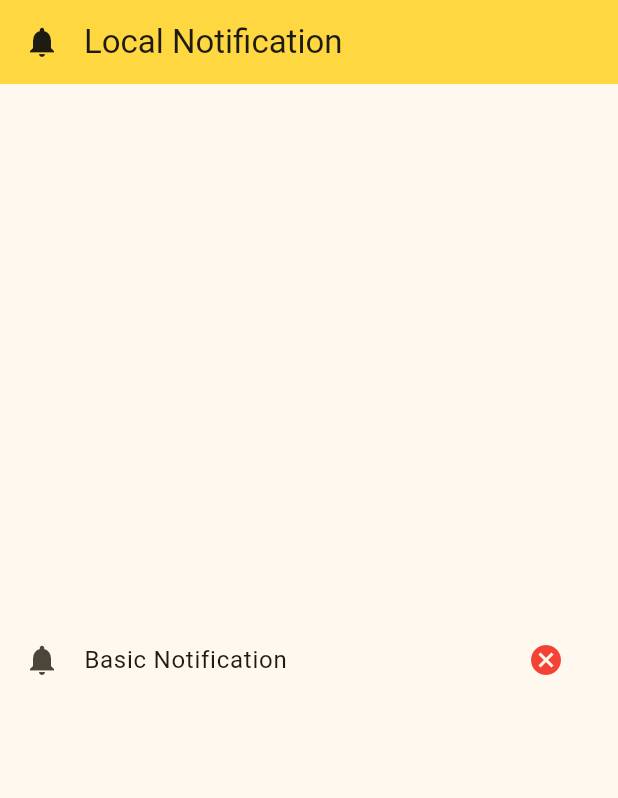
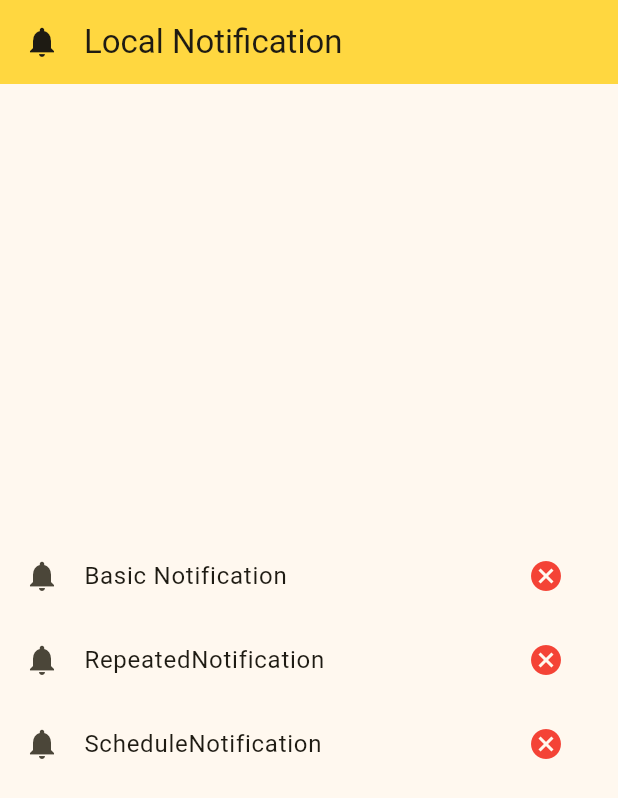
Before and after one commit to AhmedHussien249/notifications, a Flutter app: the screen it shows after launch, on a phone screen of 412 x 824 dp. Shown: the top 798 px of the screen. Run offline on Flutter 3.47's test engine with Material 3 defaults, Android fonts, the phone set to English and light mode, and no system bars; our stand-ins replace flutter_local_notifications, permission_handler, timezone.

Commit message:
repeated notification done schedule notification done

```diff
--- a/lib/main.dart
+++ b/lib/main.dart
@@ -1,11 +1,12 @@
 import 'package:flutter/material.dart';
 import 'package:permission_handler/permission_handler.dart';
+import 'package:timezone/data/latest.dart' as tz;
 
 import 'local_notifications_sevice.dart';
 
-
-void main() async{
+void main() async {
   WidgetsFlutterBinding.ensureInitialized();
+  tz.initializeTimeZones();
   await LocalNotificationsService.init();
   if (await Permission.notification.isDenied) {
     await Permission.notification.request();
@@ -24,7 +25,6 @@ class MyApp extends StatelessWidget {
       title: 'Local Notification',
       debugShowCheckedModeBanner: false,
       theme: ThemeData(
-
         colorScheme: ColorScheme.fromSeed(seedColor: Colors.amberAccent),
         useMaterial3: true,
       ),
@@ -38,7 +38,7 @@ class HomeView extends StatelessWidget {
 
   @override
   Widget build(BuildContext context) {
-    return  Scaffold(
+    return Scaffold(
       appBar: AppBar(
         title: const Text('Local Notification'),
         leading: const Icon(Icons.notifications),
@@ -49,13 +49,53 @@ class HomeView extends StatelessWidget {
         mainAxisAlignment: MainAxisAlignment.center,
         children: [
           ListTile(
-            onTap: (){
+            onTap: () {
               LocalNotificationsService.showBasicNotification();
             },
             title: const Text('Basic Notification'),
             leading: const Icon(Icons.notifications),
-            trailing: IconButton(onPressed: (){}, icon: const Icon(Icons.cancel,color: Colors.red,),),
-          )
+            trailing: IconButton(
+              onPressed: () {
+                LocalNotificationsService.cancelNotification(0);
+              },
+              icon: const Icon(
+                Icons.cancel,
+                color: Colors.red,
+              ),
+            ),
+          ),
+          ListTile(
+            onTap: () {
+              LocalNotificationsService.showRepeatedNotification();
+            },
+            title: const Text('RepeatedNotification'),
+            leading: const Icon(Icons.notifications),
+            trailing: IconButton(
+              onPressed: () {
+                LocalNotificationsService.cancelNotification(1);
+              },
+              icon: const Icon(
+                Icons.cancel,
+                color: Colors.red,
+              ),
+            ),
+          ),
+          ListTile(
+            onTap: () {
+              LocalNotificationsService.showScheduleNotification();
+            },
+            title: const Text('ScheduleNotification'),
+            leading: const Icon(Icons.notifications),
+            trailing: IconButton(
+              onPressed: () {
+                LocalNotificationsService.cancelNotification(2);
+              },
+              icon: const Icon(
+                Icons.cancel,
+                color: Colors.red,
+              ),
+            ),
+          ),
         ],
       ),
     );
--- a/pubspec.yaml
+++ b/pubspec.yaml
@@ -37,6 +37,7 @@ dependencies:
   cupertino_icons: ^1.0.8
   flutter_local_notifications: ^19.2.0
   permission_handler: ^12.0.0+1
+  timezone: ^0.10.1
 
 dev_dependencies:
   flutter_test:
```
Also changed, not shown: lib/local_notifications_sevice.dart (+72 -4 lines), pubspec.lock.
